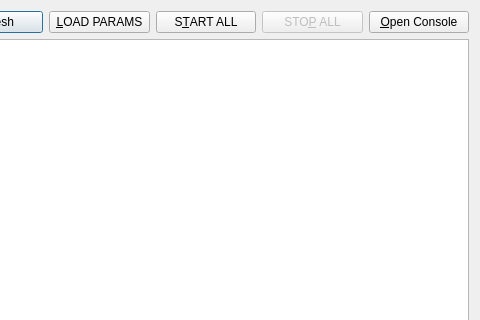
The window that resource/launch_widget.ui (ros-visualization/rqt_launch) describes before a commit, drawn with Qt 5; both pictures show x 281 to 761 and y 0 to 320 of the 761 by 484 pixel window.
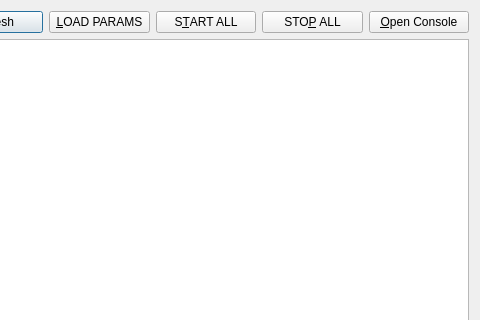
The same window after the commit.

Commit message: rqt_launch: enable start/stop all time

The edit to the form file:
```diff
--- a/resource/launch_widget.ui
+++ b/resource/launch_widget.ui
@@ -51,9 +51,6 @@
      </item>
      <item>
       <widget class="QPushButton" name="_pushbutton_stop_all">
-       <property name="enabled">
-        <bool>false</bool>
-       </property>
        <property name="text">
         <string>STO&amp;P ALL</string>
        </property>
```
The commit also changes 1 other file.
